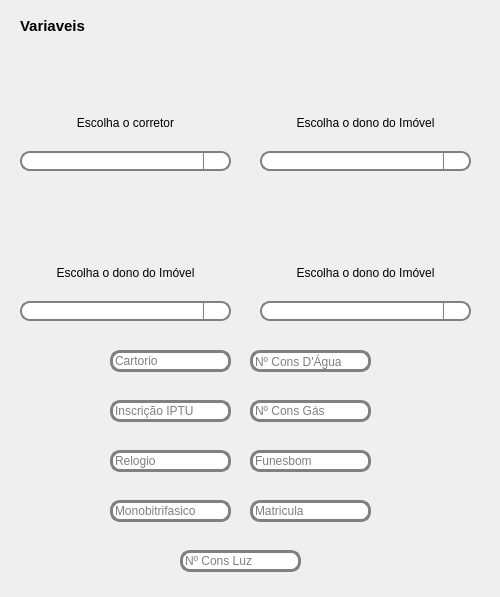
Qt form front/ui/pages/auto_venda/autorizacao.ui (tiagodsg1/gerador_contratos) before a commit.
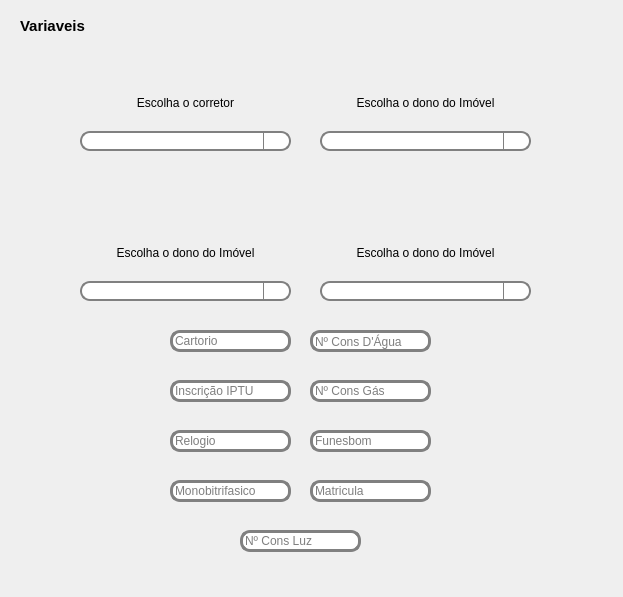
The same form after that commit. Icons and pictures are not drawn.

Diff of the .ui file:
```diff
--- a/front/ui/pages/auto_venda/autorizacao.ui
+++ b/front/ui/pages/auto_venda/autorizacao.ui
@@ -6,7 +6,7 @@
    <rect>
     <x>0</x>
     <y>0</y>
-    <width>500</width>
+    <width>623</width>
     <height>597</height>
    </rect>
   </property>
@@ -65,8 +65,8 @@
   <widget class="QWidget" name="layoutWidget">
    <property name="geometry">
     <rect>
-     <x>260</x>
-     <y>100</y>
+     <x>320</x>
+     <y>80</y>
      <width>211</width>
      <height>71</height>
     </rect>
@@ -90,8 +90,8 @@
   <widget class="QPushButton" name="pushButton_3">
    <property name="geometry">
     <rect>
-     <x>100</x>
-     <y>270</y>
+     <x>160</x>
+     <y>250</y>
      <width>41</width>
      <height>41</height>
     </rect>
@@ -119,8 +119,8 @@
   <widget class="QWidget" name="layoutWidget_2">
    <property name="geometry">
     <rect>
-     <x>20</x>
-     <y>250</y>
+     <x>80</x>
+     <y>230</y>
      <width>211</width>
      <height>71</height>
     </rect>
@@ -144,8 +144,8 @@
   <widget class="QWidget" name="layoutWidget">
    <property name="geometry">
     <rect>
-     <x>20</x>
-     <y>100</y>
+     <x>80</x>
+     <y>80</y>
      <width>211</width>
      <height>71</height>
     </rect>
@@ -169,8 +169,8 @@
   <widget class="QPushButton" name="pushButton_4">
    <property name="geometry">
     <rect>
-     <x>350</x>
-     <y>270</y>
+     <x>410</x>
+     <y>250</y>
      <width>41</width>
      <height>41</height>
     </rect>
@@ -198,8 +198,8 @@
   <widget class="QWidget" name="layoutWidget_3">
    <property name="geometry">
     <rect>
-     <x>260</x>
-     <y>250</y>
+     <x>320</x>
+     <y>230</y>
      <width>211</width>
      <height>71</height>
     </rect>
@@ -223,8 +223,8 @@
   <widget class="QLineEdit" name="lineEdit_14">
    <property name="geometry">
     <rect>
-     <x>250</x>
-     <y>400</y>
+     <x>310</x>
+     <y>380</y>
      <width>121</width>
      <height>22</height>
     </rect>
@@ -236,8 +236,8 @@
   <widget class="QLineEdit" name="lineEdit_12">
    <property name="geometry">
     <rect>
-     <x>180</x>
-     <y>550</y>
+     <x>240</x>
+     <y>530</y>
      <width>121</width>
      <height>22</height>
     </rect>
@@ -252,8 +252,8 @@
   <widget class="QLineEdit" name="lineEdit_13">
    <property name="geometry">
     <rect>
-     <x>110</x>
-     <y>500</y>
+     <x>170</x>
+     <y>480</y>
      <width>121</width>
      <height>22</height>
     </rect>
@@ -265,8 +265,8 @@
   <widget class="QLineEdit" name="lineEdit_16">
    <property name="geometry">
     <rect>
-     <x>250</x>
-     <y>350</y>
+     <x>310</x>
+     <y>330</y>
      <width>121</width>
      <height>22</height>
     </rect>
@@ -278,8 +278,8 @@
   <widget class="QLineEdit" name="lineEdit_8">
    <property name="geometry">
     <rect>
-     <x>110</x>
-     <y>350</y>
+     <x>170</x>
+     <y>330</y>
      <width>121</width>
      <height>22</height>
     </rect>
@@ -291,8 +291,8 @@
   <widget class="QLineEdit" name="lineEdit_9">
    <property name="geometry">
     <rect>
-     <x>110</x>
-     <y>400</y>
+     <x>170</x>
+     <y>380</y>
      <width>121</width>
      <height>22</height>
     </rect>
@@ -304,8 +304,8 @@
   <widget class="QLineEdit" name="lineEdit_15">
    <property name="geometry">
     <rect>
-     <x>250</x>
-     <y>450</y>
+     <x>310</x>
+     <y>430</y>
      <width>121</width>
      <height>22</height>
     </rect>
@@ -317,8 +317,8 @@
   <widget class="QLineEdit" name="lineEdit_11">
    <property name="geometry">
     <rect>
-     <x>250</x>
-     <y>500</y>
+     <x>310</x>
+     <y>480</y>
      <width>121</width>
      <height>22</height>
     </rect>
@@ -330,8 +330,8 @@
   <widget class="QLineEdit" name="lineEdit_10">
    <property name="geometry">
     <rect>
-     <x>110</x>
-     <y>450</y>
+     <x>170</x>
+     <y>430</y>
      <width>121</width>
      <height>22</height>
     </rect>
```
